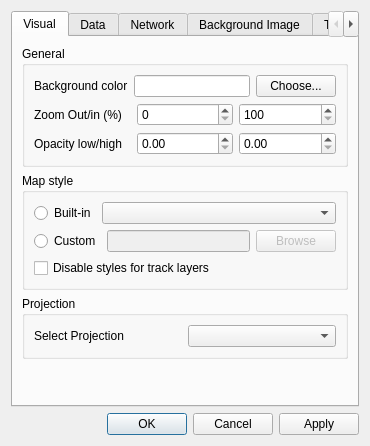
Above: Preferences/PreferencesDialog.ui from openstreetmap/merkaartor before the change. Below: the same form after it.
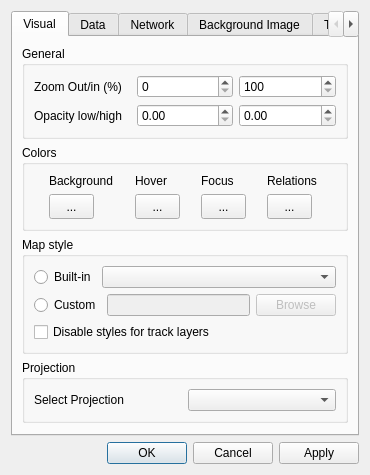
That is the form after the change. The open tabs and pages were chosen to show the change.

Commit message: ADD : menu option to show/hide a selectable relation bounding box (Refs #935) ADD : preference option for focus/hover/relations colors

What changed in the file:
```diff
--- a/Preferences/PreferencesDialog.ui
+++ b/Preferences/PreferencesDialog.ui
@@ -7,7 +7,7 @@
     <x>0</x>
     <y>0</y>
     <width>348</width>
-    <height>413</height>
+    <height>451</height>
    </rect>
   </property>
   <property name="windowTitle" >
@@ -30,40 +30,19 @@
           <x>0</x>
           <y>0</y>
           <width>322</width>
-          <height>335</height>
+          <height>373</height>
          </rect>
         </property>
         <attribute name="title" >
          <string>Visual</string>
         </attribute>
-        <layout class="QVBoxLayout" >
+        <layout class="QVBoxLayout" name="verticalLayout_3" >
          <item>
           <widget class="QGroupBox" name="grpGeneral" >
            <property name="title" >
             <string>General</string>
            </property>
            <layout class="QVBoxLayout" >
-            <item>
-             <layout class="QHBoxLayout" >
-              <item>
-               <widget class="QLabel" name="label_8" >
-                <property name="text" >
-                 <string>Background color</string>
-                </property>
-               </widget>
-              </item>
-              <item>
-               <widget class="QLineEdit" name="edBgColor" />
-              </item>
-              <item>
-               <widget class="QPushButton" name="btColorChooser" >
-                <property name="text" >
-                 <string>Choose...</string>
-                </property>
-               </widget>
-              </item>
-             </layout>
-            </item>
             <item>
              <layout class="QHBoxLayout" >
               <item>
@@ -122,6 +101,119 @@
            </layout>
           </widget>
          </item>
+         <item>
+          <widget class="QGroupBox" name="groupBox_2" >
+           <property name="title" >
+            <string>Colors</string>
+           </property>
+           <layout class="QGridLayout" name="gridLayout" >
+            <item row="0" column="0" >
+             <widget class="QLabel" name="label_8" >
+              <property name="text" >
+               <string>Background</string>
+              </property>
+             </widget>
+            </item>
+            <item row="0" column="1" >
+             <widget class="QLabel" name="label_19" >
+              <property name="text" >
+               <string>Hover</string>
+              </property>
+             </widget>
+            </item>
+            <item row="0" column="2" >
+             <widget class="QLabel" name="label_20" >
+              <property name="text" >
+               <string>Focus</string>
+              </property>
+             </widget>
+            </item>
+            <item row="0" column="3" >
+             <widget class="QLabel" name="label_21" >
+              <property name="text" >
+               <string>Relations</string>
+              </property>
+             </widget>
+            </item>
+            <item row="1" column="0" >
+             <widget class="QToolButton" name="btBgColor" >
+              <property name="minimumSize" >
+               <size>
+                <width>45</width>
+                <height>25</height>
+               </size>
+              </property>
+              <property name="text" >
+               <string>...</string>
+              </property>
+              <property name="iconSize" >
+               <size>
+                <width>40</width>
+                <height>20</height>
+               </size>
+              </property>
+             </widget>
+            </item>
+            <item row="1" column="1" >
+             <widget class="QToolButton" name="btHoverColor" >
+              <property name="minimumSize" >
+               <size>
+                <width>45</width>
+                <height>25</height>
+               </size>
+              </property>
+              <property name="text" >
+               <string>...</string>
+              </property>
+              <property name="iconSize" >
+               <size>
+                <width>40</width>
+                <height>20</height>
+               </size>
+              </property>
+             </widget>
+            </item>
+            <item row="1" column="2" >
+             <widget class="QToolButton" name="btFocusColor" >
+              <property name="minimumSize" >
+               <size>
+                <width>45</width>
+                <height>25</height>
+               </size>
+              </property>
+              <property name="text" >
+               <string>...</string>
+              </property>
+              <property name="iconSize" >
+               <size>
+                <width>40</width>
+                <height>20</height>
+               </size>
+              </property>
+             </widget>
+            </item>
+            <item row="1" column="3" >
+             <widget class="QToolButton" name="btRelationsColor" >
+              <property name="minimumSize" >
+               <size>
+                <width>45</width>
+                <height>25</height>
+               </size>
+              </property>
+              <property name="text" >
+               <string>...</string>
+              </property>
+              <property name="iconSize" >
+               <size>
+                <width>40</width>
+                <height>20</height>
+               </size>
+              </property>
+             </widget>
+            </item>
+           </layout>
+          </widget>
+         </item>
          <item>
           <widget class="QGroupBox" name="MapStyle" >
            <property name="title" >
```
Left out of the diff: 16 changed lines with no effect on the pictures. The commit also changes 11 other files.
